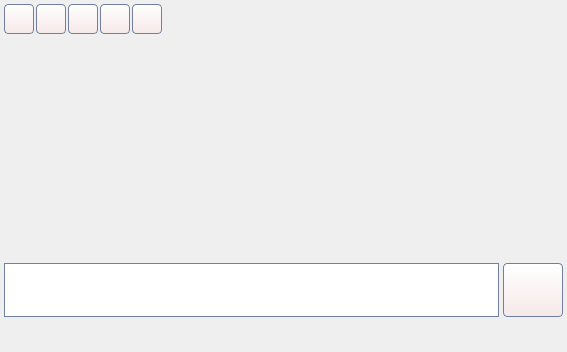
The window that share/skins/default/mucchat.ui (itds-consulting/yate) describes before a commit, drawn with Qt 5.
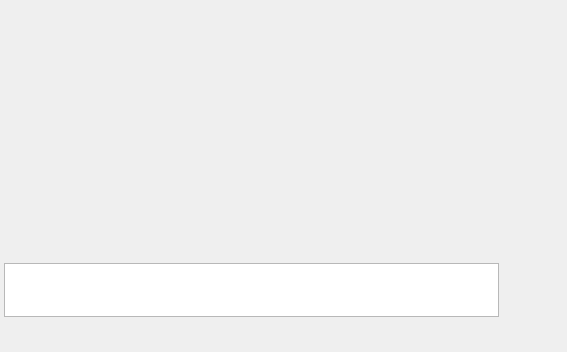
The same window after the commit. Icons and pictures are not drawn.

Commit message: Added application stylesheet file. Removed global stylesheet from UI files. Increased font size.

The edit to the form file:
```diff
--- a/share/skins/default/mucchat.ui
+++ b/share/skins/default/mucchat.ui
@@ -21,21 +21,6 @@
   <property name="contextMenuPolicy" >
    <enum>Qt::ActionsContextMenu</enum>
   </property>
-  <property name="styleSheet" >
-   <string>QAbstractButton {
-  border: 1px solid #717fa0;
-  border-radius: 4px;
-  font-size: 11px;
-  background: qlineargradient(x1: 0, y1: 0, x2: 0, y2: 1, stop: 0 #ffffff, stop: 1 #f6e8e8)
-}
-QAbstractButton:hover {
-  background: qlineargradient(x1: 0, y1: 0, x2: 0, y2: 1, stop: 0 #ffffff, stop: 1 #f9f3f3)
-}
-QAbstractButton:pressed {
-  background: qlineargradient(x1: 0, y1: 0, x2: 0, y2: 1, stop: 0 #f6e8e8, stop: 1 #ffffff)
-}
-</string>
-  </property>
   <property name="_yate_keypress_redirect" stdset="0" >
    <string>message</string>
   </property>
@@ -412,15 +397,6 @@
         <property name="focusPolicy" >
          <enum>Qt::StrongFocus</enum>
         </property>
-        <property name="styleSheet" >
-         <string>QTextEdit {
-  background-color: #ffffff;
-  border: 1px solid #717fa0;
-  color: #666666;
-  font-family: Arial;
-  font-size: 12px;
-}</string>
-        </property>
         <property name="tabChangesFocus" >
          <bool>true</bool>
         </property>
```
Left out of the diff: 3 changed lines with no effect on the pictures. The commit also changes 26 other files.
